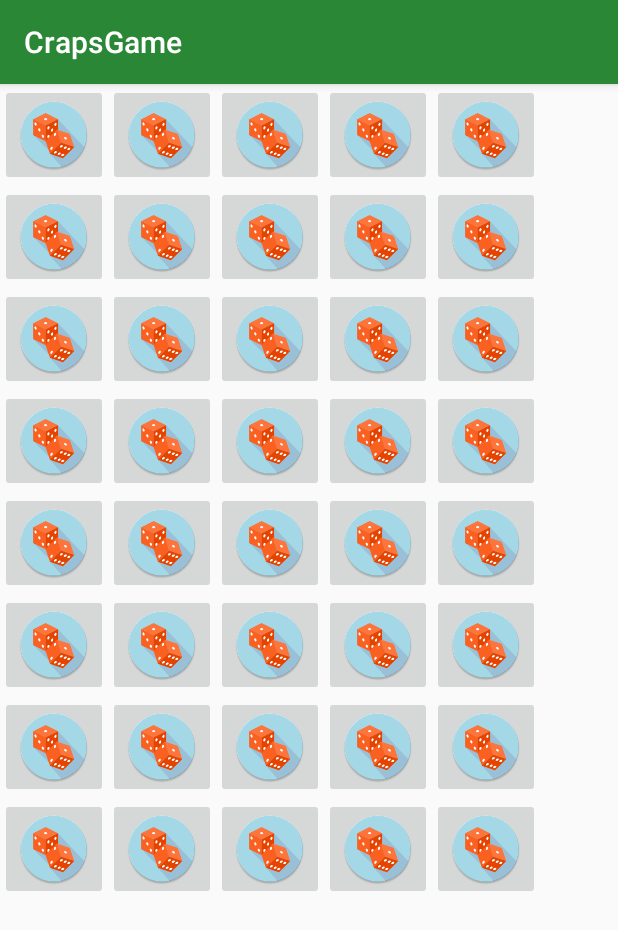
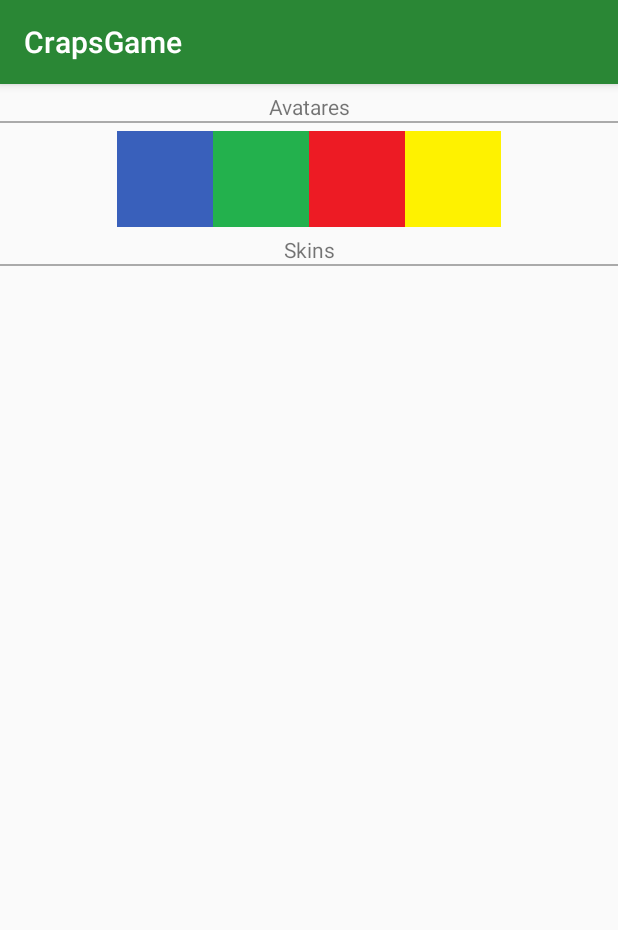
Before and after one commit to Cegoco11/Craps, an Android app: the screen it shows after launch (Cartas before the commit, Coleccion after it), after a tap on "CARTAS", on a phone screen of 412 x 824 dp. Shown: the top 930 px of the screen. Run offline under Robolectric (Android 15) with nearby library versions, the phone set to English and light mode, and no system bars.

Commit message:
Coleccion: Comienzo
-Creado layout y clase para la coleccion, clonados de Cartas.java y layout_cartas.xml
-Añadidos varios comentarios
-Editada la clase Jugador
-Creada la clase Item (padre), y la clase Dados (hija) (Nota: Avatares=Item y Skins=Dados)
-Añadidos avatares de prueba
-Cambiados nombres de algunos metodos
-Añadido al manifiesto el activity nuevo

```diff
--- a/app/src/main/java/com/example/cegoc/craps/Cartas.java
+++ b/app/src/main/java/com/example/cegoc/craps/Cartas.java
@@ -8,6 +8,6 @@ public class Cartas extends AppCompatActivity {
     @Override
     protected void onCreate(Bundle savedInstanceState) {
         super.onCreate(savedInstanceState);
-        setContentView(R.layout.layout_cartas);
+        setContentView(R.layout.coleccion);
     }
 }
--- /dev/null
+++ b/app/src/main/java/com/example/cegoc/craps/Coleccion.java
@@ -0,0 +1,37 @@
+package com.example.cegoc.craps;
+
+import android.os.Bundle;
+import android.support.v7.app.AppCompatActivity;
+import android.widget.GridLayout;
+import android.widget.ImageView;
+
+/**
+ * Clase que muestra en el layout coleccion el inventario desbloqueado del jugador
+ *
+ * @author Caesar
+ */
+public class Coleccion extends AppCompatActivity {
+
+    private GridLayout avatares, skins;
+
+    @Override
+    protected void onCreate(Bundle savedInstanceState) {
+        super.onCreate(savedInstanceState);
+        setContentView(R.layout.coleccion);
+
+        // Usuario de prueba para comprobar que funciona correctamente
+        // Aqui habria que tener en cuenta quien es el usuario actual
+        Jugador prueba=new Jugador("Cesar","asd");
+
+        avatares=(GridLayout) findViewById(R.id.AvataresGrid);
+        ImageView aux;
+        // Muestro todos los avatares, hay que filtrar por los que estan desbloqueados
+        for(int i=0; i<prueba.getAvatares().size(); i++){
+            aux=new ImageView(this);
+            aux.setImageResource(prueba.getAvatares().get(i).getImg());
+            avatares.addView(aux);
+        }
+        skins=(GridLayout) findViewById(R.id.SkinsGrid);
+        // ToDo Mostrar skins
+    }
+}
--- a/app/src/main/java/com/example/cegoc/craps/IniciarSesion.java
+++ b/app/src/main/java/com/example/cegoc/craps/IniciarSesion.java
@@ -15,7 +15,8 @@ import java.io.FileInputStream;
 import java.io.FileOutputStream;
 
 /**
- * Created by pablo on 15/12/2017.
+ *
+ * @author Pablo
  */
 
 public class IniciarSesion extends AppCompatActivity{
--- /dev/null
+++ b/app/src/main/java/com/example/cegoc/craps/Item.java
@@ -0,0 +1,31 @@
+package com.example.cegoc.craps;
+
+/**
+ * Contiene la informacion de un objeto (avatar) y es la clase padre
+ *
+ * @author Caesar
+ */
+
+public class Item {
+    protected int img; // Referencia a la imagen guardada en drawables
+    protected boolean estado;
+    protected int precio;
+
+    public Item(int i, boolean e, int p){
+        this.img=i;
+        this.estado=e;
+        this.precio=p;
+    }
+
+    public void setDisponible(){
+        estado=true;
+    }
+
+    public int getImg(){
+        return img;
+    }
+
+    public int getPrecio(){
+        return precio;
+    }
+}
--- a/app/src/main/java/com/example/cegoc/craps/Jugador.java
+++ b/app/src/main/java/com/example/cegoc/craps/Jugador.java
@@ -8,6 +8,7 @@ import java.util.ArrayList;
 
 /**
  * Created by Marina on 25-Nov-17.
+ * Edited by Caesar
  */
 
 public class Jugador implements Serializable {
@@ -15,61 +16,48 @@ public class Jugador implements Serializable {
     private String nombre; //Nombre del usuario
     private String clave;
     private int monedas;
-
-    private ArrayList<Boolean> baraja1; // Array que guarda las cartas disponibles de la baraja del tipo 1
-    private ArrayList<Boolean> baraja2; // Array que guarda las cartas disponibles de la baraja del tipo 2
-    private ArrayList<Boolean> baraja3; // Array que guarda las cartas disponibles de la baraja del tipo 3
-    private ArrayList<Boolean> baraja4; // Array que guarda las cartas disponibles de la baraja del tipo 4
-    private ArrayList<Boolean> baraja5; // Array que guarda las cartas disponibles de la baraja del tipo 5
-
+    private ArrayList<Item> avatares=new ArrayList<Item>();
+    private ArrayList<Dados> dados=new ArrayList<Dados>();
 
     public Jugador(String nombre, String clave){
         this.nombre = nombre;
         this.clave = getMD5(clave);
         this.monedas = 10;
-
-        this.baraja1 = new ArrayList<>(50);
-        this.baraja2 = new ArrayList<>(50);
-        this.baraja3 = new ArrayList<>(50);
-        this.baraja4 = new ArrayList<>(50);
-        this.baraja5 = new ArrayList<>(50);
+        avatares.add(new Item(R.drawable.avatar1, true, 0));
+        avatares.add(new Item(R.drawable.avatar2, true, 10));
+        avatares.add(new Item(R.drawable.avatar3, true, 20));
+        avatares.add(new Item(R.drawable.avatar4, true, 30));
     }
 
-
-    public String mostrarnombre() {
+    public String getNombre() {
         return nombre;	}
 
-    public int mostrarmonedas(){
+    public int getMonedas(){
         return monedas;
+    }
 
+    public ArrayList<Item> getAvatares(){
+        return avatares;
+    }
+
+    public ArrayList<Dados> getDados(){
+        return dados;
     }
 
     public void add_coin(int cantidad){
         monedas = monedas + cantidad;
     }
 
-    public void unblock_card(int baraja, int posicion){
+    public void desbloquear(int baraja, int posicion){
 
-        switch(baraja){
-            case 1:
-                baraja1.add(posicion,true);
-                break;
-            case 2:
-                baraja1.add(posicion,true);
-                break;
-            case 3:
-                baraja1.add(posicion,true);
-                break;
-            case 4:
-                baraja1.add(posicion,true);
-                break;
-            case 5:
-                baraja1.add(posicion,true);
-                break;
-            default:
-                break;
-        }
     }
+
+    /**
+     * Metodo para encriptar un string en md5
+     *
+     * @param input String a encriptar
+     * @return String encriptado
+     */
     private static String getMD5(String input) {
         try {
             MessageDigest md = MessageDigest.getInstance("MD5");
--- a/app/src/main/java/com/example/cegoc/craps/MainActivity.java
+++ b/app/src/main/java/com/example/cegoc/craps/MainActivity.java
@@ -40,7 +40,7 @@ public class MainActivity extends AppCompatActivity {
                 ObjectInputStream in = new ObjectInputStream(fis);
                 aux = (Jugador) in.readObject();
                 in.close();
-                tv2.setText("Monedas: "+ aux.mostrarmonedas());
+                tv2.setText("Monedas: "+ aux.getMonedas());
 
 
             } catch (Exception e) {
@@ -71,7 +71,7 @@ public class MainActivity extends AppCompatActivity {
 
     public void Cartas (View view){
 
-        Intent intent = new Intent(this, Cartas.class);
+        Intent intent = new Intent(this, Coleccion.class);
         startActivity(intent);
 
     }
--- a/app/src/main/java/com/example/cegoc/craps/Usuarios.java
+++ b/app/src/main/java/com/example/cegoc/craps/Usuarios.java
@@ -52,7 +52,7 @@ public class Usuarios extends AppCompatActivity {
                 toast1.show();
                 SharedPreferences preferencias=getSharedPreferences("Active_User", Context.MODE_PRIVATE);
                 SharedPreferences.Editor editor = preferencias.edit();
-                editor.putString("name", player.mostrarnombre());
+                editor.putString("name", player.getNombre());
 
                 editor.commit();
                 Intent intent = new Intent(this, MainActivity.class);
@@ -85,7 +85,7 @@ public class Usuarios extends AppCompatActivity {
 
                 SharedPreferences preferencias=getSharedPreferences("Active_User", Context.MODE_PRIVATE);
                 SharedPreferences.Editor editor = preferencias.edit();
-                editor.putString("name", aux.mostrarnombre());
+                editor.putString("name", aux.getNombre());
                 editor.commit();
 
                 Intent intent = new Intent(this, MainActivity.class);
--- a/app/src/main/java/com/example/cegoc/craps/crapsAds.java
+++ b/app/src/main/java/com/example/cegoc/craps/crapsAds.java
@@ -19,7 +19,10 @@ import com.google.android.gms.ads.reward.RewardedVideoAdListener;
 
 import java.util.concurrent.TimeUnit;
 
-
+/**
+ *
+ * @author Caesar
+ */
 public class crapsAds extends AppCompatActivity implements RewardedVideoAdListener {
 
     private RewardedVideoAd mRewardedVideoAd;
--- a/app/src/main/java/com/example/cegoc/craps/crapsPlay.java
+++ b/app/src/main/java/com/example/cegoc/craps/crapsPlay.java
@@ -19,6 +19,10 @@ import com.google.android.gms.ads.MobileAds;
 import com.google.android.gms.ads.AdRequest;
 import com.google.android.gms.ads.AdView;
 
+/**
+ *
+ * @author Caesar
+ */
 public class crapsPlay extends AppCompatActivity {
 
     private final double MULTIPLICADOR = 1.5;
--- a/app/src/main/java/com/example/cegoc/craps/registro.java
+++ b/app/src/main/java/com/example/cegoc/craps/registro.java
@@ -3,6 +3,10 @@ package com.example.cegoc.craps;
 import android.support.v7.app.AppCompatActivity;
 import android.os.Bundle;
 
+/**
+ *
+ * @author Yisusbot
+ */
 public class registro extends AppCompatActivity {
 
     @Override
--- /dev/null
+++ b/app/src/main/res/layout/coleccion.xml
@@ -0,0 +1,58 @@
+<?xml version="1.0" encoding="utf-8"?>
+
+<ScrollView xmlns:android="http://schemas.android.com/apk/res/android"
+    android:id="@+id/container_scroll_view"
+    android:layout_width="match_parent"
+    android:layout_height="match_parent" >
+<LinearLayout
+    android:layout_height="match_parent"
+    android:layout_width="match_parent"
+    android:orientation="vertical">
+
+    <TextView
+        android:layout_width="match_parent"
+        android:layout_height="match_parent"
+        android:textAlignment="center"
+        android:layout_marginTop="5dp"
+        android:text="Avatares"/>
+
+    <View
+        android:layout_width="match_parent"
+        android:layout_height="1dp"
+        android:background="@android:color/darker_gray"
+        android:layout_marginBottom="5dp" />
+
+    <GridLayout xmlns:android="http://schemas.android.com/apk/res/android"
+        android:id="@+id/AvataresGrid"
+        android:layout_width="wrap_content"
+        android:layout_height="match_parent"
+        android:layout_gravity="center"
+        android:alignmentMode="alignBounds"
+        android:columnCount="4">
+
+    </GridLayout>
+
+    <TextView
+        android:layout_width="match_parent"
+        android:layout_height="match_parent"
+        android:textAlignment="center"
+        android:layout_marginTop="5dp"
+        android:text="Skins"/>
+
+    <View
+        android:layout_width="match_parent"
+        android:layout_height="1dp"
+        android:background="@android:color/darker_gray"
+        android:layout_marginBottom="5dp"/>
+
+    <GridLayout xmlns:android="http://schemas.android.com/apk/res/android"
+        android:id="@+id/SkinsGrid"
+        android:layout_width="wrap_content"
+        android:layout_height="match_parent"
+        android:layout_gravity="center"
+        android:alignmentMode="alignBounds"
+        android:columnCount="4">
+
+    </GridLayout>
+</LinearLayout>
+</ScrollView>
--- a/app/src/main/res/layout/layout_cartas.xml
+++ b/app/src/main/res/layout/layout_cartas.xml
@@ -8,10 +8,11 @@
 
 <GridLayout xmlns:android="http://schemas.android.com/apk/res/android"
     xmlns:app="http://schemas.android.com/apk/res-auto"
-    android:layout_width="match_parent"
+    android:layout_width="wrap_content"
     android:layout_height="match_parent"
+    android:layout_gravity="center"
     android:alignmentMode="alignBounds"
-    android:columnCount="5"
+    android:columnCount="4"
    >
 
     <ImageButton
```
Also changed, not shown: app/src/main/AndroidManifest.xml (+10 -2 lines), app/src/main/java/com/example/cegoc/craps/Dados.java (added, +23 -0 lines), app/src/main/res/drawable/avatar1.jpg (added), app/src/main/res/drawable/avatar2.jpg (added), app/src/main/res/drawable/avatar3.jpg (added), app/src/main/res/drawable/avatar4.jpg (added).
